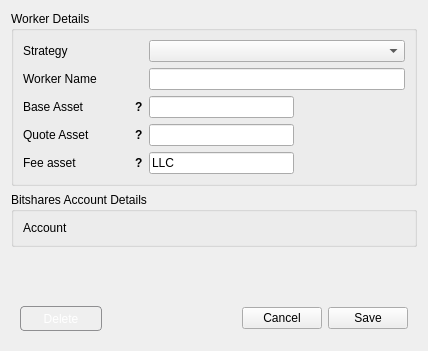
LocalCoinIS/DEXBot, file dexbot/views/ui/edit_worker_window.ui: the form before one commit.
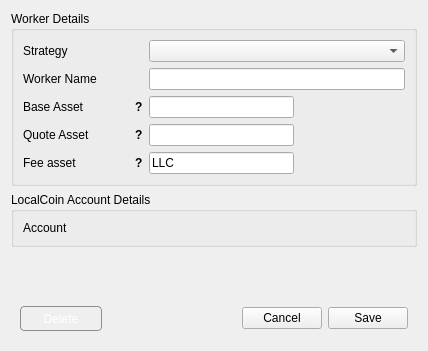
The form after the commit.

Commit message: add LocalCoin name

Diff of the .ui file:
```diff
--- a/dexbot/views/ui/edit_worker_window.ui
+++ b/dexbot/views/ui/edit_worker_window.ui
@@ -407,7 +407,7 @@
    <item>
     <widget class="QGroupBox" name="groupBox_2">
      <property name="title">
-      <string>Bitshares Account Details</string>
+      <string>LocalCoin Account Details</string>
      </property>
      <layout class="QFormLayout" name="formLayout_2">
       <property name="rowWrapPolicy">
```
The commit also changes 4 other files.
